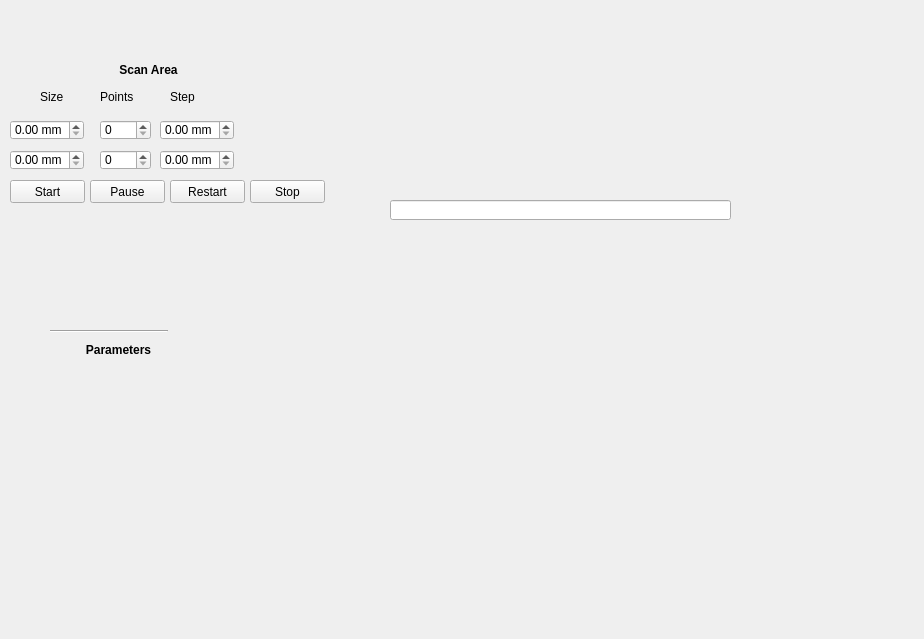
Before: the Qt Designer form modules/gui/designer/map_measure_widget.ui in Kaldarinz/PA-RSCF-22-72-00015-, drawn with Qt 5.
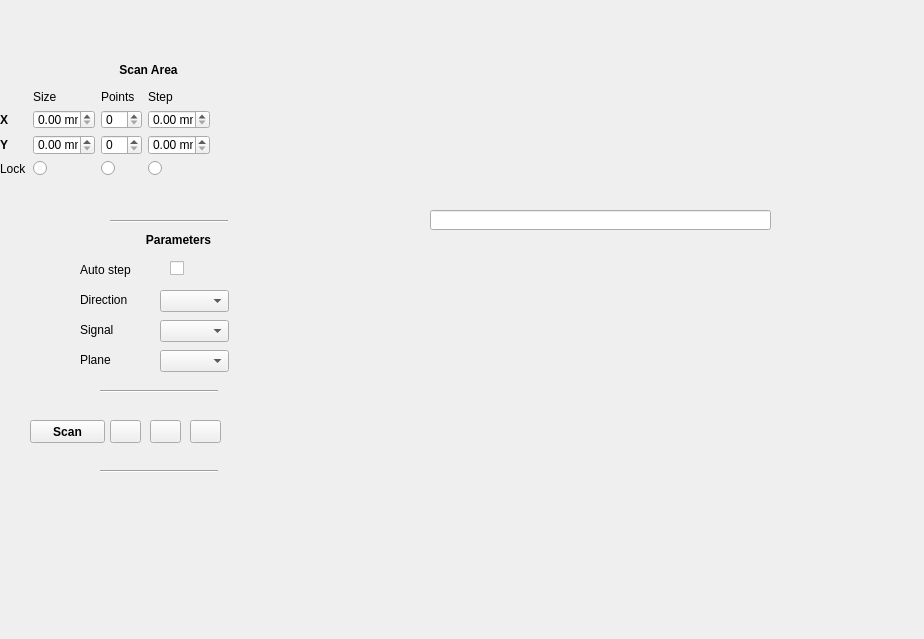
After: the same form once the commit is applied. Icons and pictures are not drawn. Custom widgets are drawn as their Qt base class.

Commit message: scan_widget

The edit to the form file:
```diff
--- a/modules/gui/designer/map_measure_widget.ui
+++ b/modules/gui/designer/map_measure_widget.ui
@@ -16,34 +16,48 @@
   <widget class="QPushButton" name="btn_start">
    <property name="geometry">
     <rect>
-     <x>10</x>
-     <y>180</y>
+     <x>30</x>
+     <y>420</y>
      <width>75</width>
      <height>23</height>
     </rect>
    </property>
+   <property name="font">
+    <font>
+     <weight>75</weight>
+     <bold>true</bold>
+    </font>
+   </property>
    <property name="text">
-    <string>Start</string>
+    <string>Scan</string>
+   </property>
+   <property name="icon">
+    <iconset resource="qt_resources.qrc">
+     <normaloff>:/icons/qt_resources/control.png</normaloff>:/icons/qt_resources/control.png</iconset>
    </property>
   </widget>
   <widget class="QPushButton" name="btn_stop">
    <property name="geometry">
     <rect>
-     <x>250</x>
-     <y>180</y>
-     <width>75</width>
+     <x>190</x>
+     <y>420</y>
+     <width>31</width>
      <height>23</height>
     </rect>
    </property>
    <property name="text">
-    <string>Stop</string>
+    <string/>
+   </property>
+   <property name="icon">
+    <iconset resource="qt_resources.qrc">
+     <normaloff>:/icons/qt_resources/control-stop-square.png</normaloff>:/icons/qt_resources/control-stop-square.png</iconset>
    </property>
   </widget>
   <widget class="QLineEdit" name="le_result">
    <property name="geometry">
     <rect>
-     <x>390</x>
-     <y>200</y>
+     <x>430</x>
+     <y>210</y>
      <width>341</width>
      <height>20</height>
     </rect>
@@ -93,232 +107,45 @@
     <set>Qt::AlignCenter</set>
    </property>
   </widget>
-  <widget class="QLabel" name="label">
-   <property name="geometry">
-    <rect>
-     <x>40</x>
-     <y>90</y>
-     <width>47</width>
-     <height>13</height>
-    </rect>
-   </property>
-   <property name="text">
-    <string>Size</string>
-   </property>
-  </widget>
-  <widget class="QLabel" name="label_2">
-   <property name="geometry">
-    <rect>
-     <x>100</x>
-     <y>90</y>
-     <width>47</width>
-     <height>13</height>
-    </rect>
-   </property>
-   <property name="text">
-    <string>Points</string>
-   </property>
-  </widget>
-  <widget class="QLabel" name="label_3">
-   <property name="geometry">
-    <rect>
-     <x>170</x>
-     <y>90</y>
-     <width>47</width>
-     <height>13</height>
-    </rect>
-   </property>
-   <property name="text">
-    <string>Step</string>
-   </property>
-  </widget>
-  <widget class="QuantSpinBox" name="sb_x_new_pos">
-   <property name="geometry">
-    <rect>
-     <x>10</x>
-     <y>120</y>
-     <width>74</width>
-     <height>20</height>
-    </rect>
-   </property>
-   <property name="sizePolicy">
-    <sizepolicy hsizetype="Minimum" vsizetype="Fixed">
-     <horstretch>0</horstretch>
-     <verstretch>0</verstretch>
-    </sizepolicy>
-   </property>
-   <property name="minimumSize">
-    <size>
-     <width>0</width>
-     <height>0</height>
-    </size>
-   </property>
-   <property name="suffix">
-    <string> mm</string>
-   </property>
-   <property name="decimals">
-    <number>2</number>
-   </property>
-  </widget>
-  <widget class="QuantSpinBox" name="sb_x_new_pos_2">
-   <property name="geometry">
-    <rect>
-     <x>10</x>
-     <y>150</y>
-     <width>74</width>
-     <height>20</height>
-    </rect>
-   </property>
-   <property name="sizePolicy">
-    <sizepolicy hsizetype="Minimum" vsizetype="Fixed">
-     <horstretch>0</horstretch>
-     <verstretch>0</verstretch>
-    </sizepolicy>
-   </property>
-   <property name="minimumSize">
-    <size>
-     <width>0</width>
-     <height>0</height>
-    </size>
-   </property>
-   <property name="suffix">
-    <string> mm</string>
-   </property>
-   <property name="decimals">
-    <number>2</number>
-   </property>
-  </widget>
-  <widget class="QSpinBox" name="sb_x_new_pos_3">
-   <property name="geometry">
-    <rect>
-     <x>100</x>
-     <y>120</y>
-     <width>51</width>
-     <height>20</height>
-    </rect>
-   </property>
-   <property name="sizePolicy">
-    <sizepolicy hsizetype="Minimum" vsizetype="Fixed">
-     <horstretch>0</horstretch>
-     <verstretch>0</verstretch>
-    </sizepolicy>
-   </property>
-   <property name="minimumSize">
-    <size>
-     <width>0</width>
-     <height>0</height>
-    </size>
-   </property>
-  </widget>
-  <widget class="QSpinBox" name="sb_x_new_pos_4">
-   <property name="geometry">
-    <rect>
-     <x>100</x>
-     <y>150</y>
-     <width>51</width>
-     <height>20</height>
-    </rect>
-   </property>
-   <property name="sizePolicy">
-    <sizepolicy hsizetype="Minimum" vsizetype="Fixed">
-     <horstretch>0</horstretch>
-     <verstretch>0</verstretch>
-    </sizepolicy>
-   </property>
-   <property name="minimumSize">
-    <size>
-     <width>0</width>
-     <height>0</height>
-    </size>
-   </property>
-  </widget>
-  <widget class="QuantSpinBox" name="sb_x_new_pos_5">
-   <property name="geometry">
-    <rect>
-     <x>160</x>
-     <y>120</y>
-     <width>74</width>
-     <height>20</height>
-    </rect>
-   </property>
-   <property name="sizePolicy">
-    <sizepolicy hsizetype="Minimum" vsizetype="Fixed">
-     <horstretch>0</horstretch>
-     <verstretch>0</verstretch>
-    </sizepolicy>
-   </property>
-   <property name="minimumSize">
-    <size>
-     <width>0</width>
-     <height>0</height>
-    </size>
-   </property>
-   <property name="suffix">
-    <string> mm</string>
-   </property>
-   <property name="decimals">
-    <number>2</number>
-   </property>
-  </widget>
-  <widget class="QuantSpinBox" name="sb_x_new_pos_6">
-   <property name="geometry">
-    <rect>
-     <x>160</x>
-     <y>150</y>
-     <width>74</width>
-     <height>20</height>
-    </rect>
-   </property>
-   <property name="sizePolicy">
-    <sizepolicy hsizetype="Minimum" vsizetype="Fixed">
-     <horstretch>0</horstretch>
-     <verstretch>0</verstretch>
-    </sizepolicy>
-   </property>
-   <property name="minimumSize">
-    <size>
-     <width>0</width>
-     <height>0</height>
-    </size>
-   </property>
-   <property name="suffix">
-    <string> mm</string>
-   </property>
-   <property name="decimals">
-    <number>2</number>
-   </property>
-  </widget>
   <widget class="QPushButton" name="btn_start_2">
    <property name="geometry">
     <rect>
-     <x>90</x>
-     <y>180</y>
-     <width>75</width>
+     <x>110</x>
+     <y>420</y>
+     <width>31</width>
      <height>23</height>
     </rect>
    </property>
    <property name="text">
-    <string>Pause</string>
+    <string/>
+   </property>
+   <property name="icon">
+    <iconset resource="qt_resources.qrc">
+     <normaloff>:/icons/qt_resources/control-pause.png</normaloff>:/icons/qt_resources/control-pause.png</iconset>
    </property>
   </widget>
   <widget class="QPushButton" name="btn_start_3">
    <property name="geometry">
     <rect>
-     <x>170</x>
-     <y>180</y>
-     <width>75</width>
+     <x>150</x>
+     <y>420</y>
+     <width>31</width>
      <height>23</height>
     </rect>
    </property>
    <property name="text">
-    <string>Restart</string>
+    <string/>
+   </property>
+   <property name="icon">
+    <iconset resource="qt_resources.qrc">
+     <normaloff>:/icons/qt_resources/arrow-circle-225-left.png</normaloff>:/icons/qt_resources/arrow-circle-225-left.png</iconset>
    </property>
   </widget>
   <widget class="Line" name="line">
    <property name="geometry">
     <rect>
-     <x>50</x>
-     <y>330</y>
+     <x>110</x>
+     <y>220</y>
      <width>118</width>
      <height>3</height>
     </rect>
@@ -330,8 +157,8 @@
   <widget class="QLabel" name="lbl_cur_pos_2">
    <property name="geometry">
     <rect>
-     <x>70</x>
-     <y>340</y>
+     <x>130</x>
+     <y>230</y>
      <width>97</width>
      <height>20</height>
     </rect>
@@ -355,6 +182,343 @@
     <set>Qt::AlignCenter</set>
    </property>
   </widget>
+  <widget class="QComboBox" name="comboBox">
+   <property name="geometry">
+    <rect>
+     <x>160</x>
+     <y>290</y>
+     <width>69</width>
+     <height>22</height>
+    </rect>
+   </property>
+   <property name="frame">
+    <bool>true</bool>
+   </property>
+  </widget>
+  <widget class="QLabel" name="label_4">
+   <property name="geometry">
+    <rect>
+     <x>80</x>
+     <y>290</y>
+     <width>81</width>
+     <height>20</height>
+    </rect>
+   </property>
+   <property name="text">
+    <string>Direction</string>
+   </property>
+  </widget>
+  <widget class="QLabel" name="label_5">
+   <property name="geometry">
+    <rect>
+     <x>80</x>
+     <y>320</y>
+     <width>81</width>
+     <height>20</height>
+    </rect>
+   </property>
+   <property name="text">
+    <string>Signal</string>
+   </property>
+  </widget>
+  <widget class="QComboBox" name="comboBox_2">
+   <property name="geometry">
+    <rect>
+     <x>160</x>
+     <y>320</y>
+     <width>69</width>
+     <height>22</height>
+    </rect>
+   </property>
+   <property name="frame">
+    <bool>true</bool>
+   </property>
+  </widget>
+  <widget class="QCheckBox" name="checkBox">
+   <property name="geometry">
+    <rect>
+     <x>170</x>
+     <y>260</y>
+     <width>16</width>
+     <height>17</height>
+    </rect>
+   </property>
+   <property name="text">
+    <string/>
+   </property>
+  </widget>
+  <widget class="QLabel" name="label_6">
+   <property name="geometry">
+    <rect>
+     <x>80</x>
+     <y>260</y>
+     <width>81</width>
+     <height>20</height>
+    </rect>
+   </property>
+   <property name="text">
+    <string>Auto step</string>
+   </property>
+  </widget>
+  <widget class="QComboBox" name="comboBox_3">
+   <property name="geometry">
+    <rect>
+     <x>160</x>
+     <y>350</y>
+     <width>69</width>
+     <height>22</height>
+    </rect>
+   </property>
+   <property name="frame">
+    <bool>true</bool>
+   </property>
+  </widget>
+  <widget class="QLabel" name="label_7">
+   <property name="geometry">
+    <rect>
+     <x>80</x>
+     <y>350</y>
+     <width>81</width>
+     <height>20</height>
+    </rect>
+   </property>
+   <property name="text">
+    <string>Plane</string>
+   </property>
+  </widget>
+  <widget class="Line" name="line_2">
+   <property name="geometry">
+    <rect>
+     <x>100</x>
+     <y>390</y>
+     <width>118</width>
+     <height>3</height>
+    </rect>
+   </property>
+   <property name="orientation">
+    <enum>Qt::Horizontal</enum>
+   </property>
+  </widget>
+  <widget class="Line" name="line_3">
+   <property name="geometry">
+    <rect>
+     <x>100</x>
+     <y>470</y>
+     <width>118</width>
+     <height>3</height>
+    </rect>
+   </property>
+   <property name="orientation">
+    <enum>Qt::Horizontal</enum>
+   </property>
+  </widget>
+  <widget class="QWidget" name="">
+   <property name="geometry">
+    <rect>
+     <x>0</x>
+     <y>90</y>
+     <width>210</width>
+     <height>86</height>
+    </rect>
+   </property>
+   <layout class="QGridLayout" name="gridLayout">
+    <item row="0" column="1">
+     <widget class="QLabel" name="label">
+      <property name="text">
+       <string>Size</string>
+      </property>
+     </widget>
+    </item>
+    <item row="0" column="2">
+     <widget class="QLabel" name="label_2">
+      <property name="text">
+       <string>Points</string>
+      </property>
+     </widget>
+    </item>
+    <item row="0" column="3">
+     <widget class="QLabel" name="label_3">
+      <property name="text">
+       <string>Step</string>
+      </property>
+     </widget>
+    </item>
+    <item row="1" column="0">
+     <widget class="QLabel" name="label_8">
+      <property name="font">
+       <font>
+        <weight>75</weight>
+        <bold>true</bold>
+       </font>
+      </property>
+      <property name="text">
+       <string>X</string>
+      </property>
+     </widget>
+    </item>
+    <item row="1" column="1">
+     <widget class="QuantSpinBox" name="sb_x_new_pos">
+      <property name="sizePolicy">
+       <sizepolicy hsizetype="Minimum" vsizetype="Fixed">
+        <horstretch>0</horstretch>
+        <verstretch>0</verstretch>
+       </sizepolicy>
+      </property>
+      <property name="minimumSize">
+       <size>
+        <width>0</width>
+        <height>0</height>
+       </size>
+      </property>
+      <property name="suffix">
+       <string> mm</string>
+      </property>
+      <property name="decimals">
+       <number>2</number>
+      </property>
+     </widget>
+    </item>
+    <item row="1" column="2">
+     <widget class="QSpinBox" name="sb_x_new_pos_3">
+      <property name="sizePolicy">
+       <sizepolicy hsizetype="Minimum" vsizetype="Fixed">
+        <horstretch>0</horstretch>
+        <verstretch>0</verstretch>
+       </sizepolicy>
+      </property>
+      <property name="minimumSize">
+       <size>
+        <width>0</width>
+        <height>0</height>
+       </size>
+      </property>
+     </widget>
+    </item>
+    <item row="1" column="3">
+     <widget class="QuantSpinBox" name="sb_x_new_pos_5">
+      <property name="sizePolicy">
+       <sizepolicy hsizetype="Minimum" vsizetype="Fixed">
+        <horstretch>0</horstretch>
+        <verstretch>0</verstretch>
+       </sizepolicy>
+      </property>
+      <property name="minimumSize">
+       <size>
+        <width>0</width>
+        <height>0</height>
+       </size>
+      </property>
+      <property name="suffix">
+       <string> mm</string>
+      </property>
+      <property name="decimals">
+       <number>2</number>
+      </property>
+     </widget>
+    </item>
+    <item row="2" column="0">
+     <widget class="QLabel" name="label_9">
+      <property name="font">
+       <font>
+        <weight>75</weight>
+        <bold>true</bold>
+       </font>
+      </property>
+      <property name="text">
+       <string>Y</string>
+      </property>
+     </widget>
+    </item>
+    <item row="2" column="1">
+     <widget class="QuantSpinBox" name="sb_x_new_pos_2">
+      <property name="sizePolicy">
+       <sizepolicy hsizetype="Minimum" vsizetype="Fixed">
+        <horstretch>0</horstretch>
+        <verstretch>0</verstretch>
+       </sizepolicy>
+      </property>
+      <property name="minimumSize">
+       <size>
+        <width>0</width>
+        <height>0</height>
+       </size>
+      </property>
+      <property name="suffix">
+       <string> mm</string>
+      </property>
+      <property name="decimals">
+       <number>2</number>
+      </property>
+     </widget>
+    </item>
+    <item row="2" column="2">
+     <widget class="QSpinBox" name="sb_x_new_pos_4">
+      <property name="sizePolicy">
+       <sizepolicy hsizetype="Minimum" vsizetype="Fixed">
+        <horstretch>0</horstretch>
+        <verstretch>0</verstretch>
+       </sizepolicy>
+      </property>
+      <property name="minimumSize">
+       <size>
+        <width>0</width>
+        <height>0</height>
+       </size>
+      </property>
+     </widget>
+    </item>
+    <item row="2" column="3">
+     <widget class="QuantSpinBox" name="sb_x_new_pos_6">
+      <property name="sizePolicy">
+       <sizepolicy hsizetype="Minimum" vsizetype="Fixed">
+        <horstretch>0</horstretch>
+        <verstretch>0</verstretch>
+       </sizepolicy>
+      </property>
+      <property name="minimumSize">
+       <size>
+        <width>0</width>
+        <height>0</height>
+       </size>
+      </property>
+      <property name="suffix">
+       <string> mm</string>
+      </property>
+      <property name="decimals">
+       <number>2</number>
+      </property>
+     </widget>
+    </item>
+    <item row="3" column="0">
+     <widget class="QLabel" name="label_10">
+      <property name="text">
+       <string>Lock</string>
+      </property>
+     </widget>
+    </item>
+    <item row="3" column="1">
+     <widget class="QRadioButton" name="radioButton_3">
+      <property name="text">
+       <string/>
+      </property>
+     </widget>
+    </item>
+    <item row="3" column="2">
+     <widget class="QRadioButton" name="radioButton_2">
+      <property name="text">
+       <string/>
+      </property>
+     </widget>
+    </item>
+    <item row="3" column="3">
+     <widget class="QRadioButton" name="radioButton">
+      <property name="text">
+       <string/>
+      </property>
+     </widget>
+    </item>
+   </layout>
+  </widget>
  </widget>
  <customwidgets>
   <customwidget>
```
The commit also changes 4 other files.
